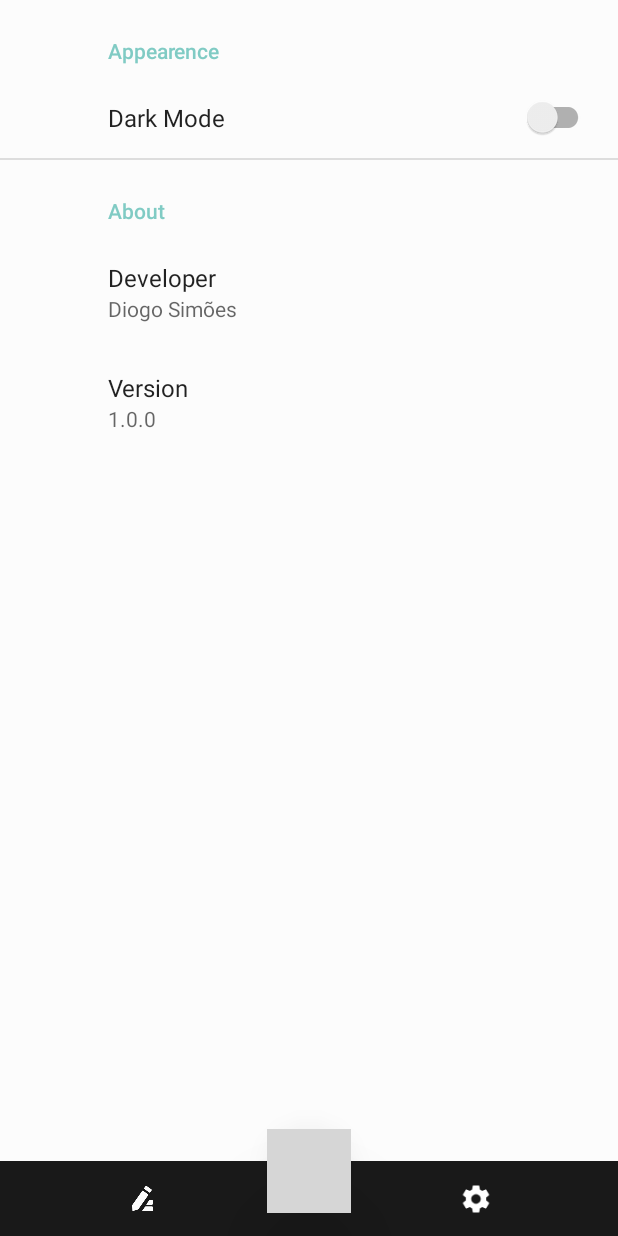
After one commit to AshKetshup/Superb, an Android app: the fragment SettingsFragment placed in its activity, on a phone screen of 412 x 824 dp. The commit adds this screen. Run offline under Robolectric (Android 15) with nearby library versions, the phone set to English and light mode, and no system bars; our stand-ins replace androidx.preference; 2 statements that could not run were skipped; grey boxes are pictures that could not be loaded.

Commit message:
Added start_activity design and programming+ Toolbar design
also:
- fragments (edit and settings)
- added Settings

```diff
--- a/Superb/app/src/main/AndroidManifest.xml
+++ b/Superb/app/src/main/AndroidManifest.xml
@@ -9,6 +9,7 @@
         android:roundIcon="@mipmap/ic_launcher_round"
         android:supportsRtl="true"
         android:theme="@style/Theme.Superb">
+        <activity android:name=".StartActivity"></activity>
         <activity android:name=".MainActivity">
             <intent-filter>
                 <action android:name="android.intent.action.MAIN" />
--- /dev/null
+++ b/Superb/app/src/main/java/pdm/di/ubi/pt/superb/SettingsFragment.java
@@ -0,0 +1,13 @@
+package pdm.di.ubi.pt.superb;
+
+import android.os.Bundle;
+
+import androidx.preference.PreferenceFragmentCompat;
+
+public class SettingsFragment extends PreferenceFragmentCompat {
+
+    @Override
+    public void onCreatePreferences(Bundle savedInstanceState, String rootKey) {
+        setPreferencesFromResource(R.xml.root_preferences, rootKey);
+    }
+}
--- /dev/null
+++ b/Superb/app/src/main/java/pdm/di/ubi/pt/superb/StartActivity.java
@@ -0,0 +1,68 @@
+package pdm.di.ubi.pt.superb;
+
+import androidx.annotation.NonNull;
+import androidx.appcompat.app.AppCompatActivity;
+import androidx.fragment.app.Fragment;
+
+import android.os.Bundle;
+import android.view.View;
+import android.widget.Button;
+import android.widget.ImageView;
+
+import com.google.android.material.floatingactionbutton.FloatingActionButton;
+
+
+public class StartActivity extends AppCompatActivity {
+
+    @Override
+    protected void onCreate(Bundle savedInstanceState) {
+        super.onCreate(savedInstanceState);
+        setContentView(R.layout.activity_start);
+        ImageView editIcon = (ImageView) findViewById(R.id.editIcon);
+        ImageView wrenchIcon = (ImageView) findViewById(R.id.wrenchIcon);
+        FloatingActionButton createButton = (FloatingActionButton) findViewById(R.id.createButton);
+
+        changeFragment(editIcon);
+
+        createButton.setOnClickListener(new View.OnClickListener() {
+            @Override
+            public void onClick(View v) {
+                openDialog();
+            }
+        });
+
+        editIcon.setOnClickListener(new View.OnClickListener() {
+            @Override
+            public void onClick(View v) {
+                changeFragment(editIcon);
+            }
+        });
+
+        wrenchIcon.setOnClickListener(new View.OnClickListener() {
+            @Override
+            public void onClick(View v) {
+                changeFragment(wrenchIcon);
+            }
+        });
+    }
+
+    private void openDialog() {
+        CreateDialogBox createDialog = new CreateDialogBox();
+        createDialog.showNow(getSupportFragmentManager(), "Create Dialog");
+    }
+
+    public void changeFragment(@NonNull ImageView item) {
+        Fragment selectedFragment = null;
+
+        switch (item.getId()) {
+            case R.id.editIcon:
+                selectedFragment = new EditFragment();
+                break;
+            case R.id.wrenchIcon:
+                selectedFragment = new SettingsFragment();
+                break;
+        }
+
+        getSupportFragmentManager().beginTransaction().replace(R.id.fragment_container, selectedFragment).commit();
+    }
+}
--- /dev/null
+++ b/Superb/app/src/main/res/layout/activity_start.xml
@@ -0,0 +1,99 @@
+<?xml version="1.0" encoding="utf-8"?>
+<RelativeLayout xmlns:android="http://schemas.android.com/apk/res/android"
+    xmlns:aapt="http://schemas.android.com/aapt"
+    xmlns:app="http://schemas.android.com/apk/res-auto"
+    android:id="@+id/container"
+    android:layout_width="match_parent"
+    android:layout_height="match_parent"
+    android:background="@color/Light_Background"
+    >
+
+    <FrameLayout
+        android:id="@+id/fragment_container"
+        android:layout_width="match_parent"
+        android:layout_height="match_parent"
+        android:orientation="vertical"
+        android:background="@color/Light_Background"
+        android:layout_above="@id/bottom_navigation"/>
+
+    <LinearLayout
+        android:id="@+id/bottom_navigation"
+        android:elevation="30dp"
+        android:layout_width="match_parent"
+        android:layout_height="wrap_content"
+        android:layout_alignParentBottom="true"
+        android:orientation="vertical">
+        <LinearLayout
+            android:layout_width="match_parent"
+            android:layout_height="50dp"
+            android:background="@color/Light_Background"
+            android:orientation="horizontal">
+            <LinearLayout
+                android:layout_width="0dp"
+                android:layout_height="match_parent"
+                android:layout_weight="1"
+                android:gravity="center"
+                android:elevation="60dp"
+                android:background="@color/Light_OverBackground"
+                android:padding="@dimen/spacing_medium">
+                <LinearLayout
+                    android:layout_width="1dp"
+                    android:layout_height="match_parent"
+                    android:layout_weight="0.45"
+                    android:gravity="center">
+                    <ImageView
+                        android:onClick="onClick"
+                        android:id="@+id/editIcon"
+                        android:focusable="true"
+                        android:clickable="true"
+                        android:layout_width="match_parent"
+                        android:layout_height="match_parent"
+                        android:scaleY="0.5"
+                        android:scaleX="0.5"
+                        android:src="@drawable/ic_writing_pencil"
+                        app:tint="@color/Light_Background" />
+                </LinearLayout>
+                <LinearLayout
+                    android:layout_marginLeft="5dp"
+                    android:layout_marginRight="5dp"
+                    android:layout_width="wrap_content"
+                    android:layout_height="wrap_content"
+                    android:layout_weight="0.1"
+                    android:gravity="center">
+                </LinearLayout>
+                <LinearLayout
+                    android:layout_width="0dp"
+                    android:layout_height="match_parent"
+                    android:layout_weight="0.45"
+                    android:gravity="center">
+                    <ImageView
+                        android:onClick="onClick"
+                        android:id="@+id/wrenchIcon"
+                        android:focusable="true"
+                        android:clickable="true"
+                        android:layout_width="match_parent"
+                        android:layout_height="match_parent"
+                        android:scaleType="center"
+                        android:scaleX="0.9"
+                        android:scaleY="0.9"
+                        android:src="@drawable/ic_settings"
+                        />
+                </LinearLayout>
+            </LinearLayout>
+        </LinearLayout>
+    </LinearLayout>
+    <com.google.android.material.floatingactionbutton.FloatingActionButton
+        android:id="@+id/createButton"
+        android:clickable="true"
+        android:layout_width="wrap_content"
+        android:layout_height="wrap_content"
+        android:layout_marginBottom="15dp"
+        android:layout_alignParentBottom="true"
+        android:layout_centerInParent="true"
+        android:onClick="clickAction"
+        app:backgroundTint="@color/Light_Second_Color"
+        app:fabSize="normal"
+        app:elevation="35dp"
+        app:srcCompat="@drawable/ic_add"
+        android:contentDescription="TODO" />
+</RelativeLayout>
--- a/Superb/app/src/main/res/values/strings.xml
+++ b/Superb/app/src/main/res/values/strings.xml
@@ -2,4 +2,19 @@
     <string name="app_name">Superb</string>
     <string name="BtnClose">Close</string>
     <string name="BtnStart">Start</string>
+    <string name="mensagem">Mensagem</string>
+    <string name="e_mail">E-mail</string>
+    <string name="create">Create</string>
+    <!-- Preference Titles -->
+    <string name="messages_header">About</string>
+    <string name="appearence">Appearence</string>
+
+    <!-- Credits Preferences -->
+    <string name="signature_title">Developer</string>
+    <string name="developer_name">Diogo Simões</string>
+
+    <!-- Dark Mode Preferences -->
+    <string name="dark_mode">Dark Mode</string>
+    <string name="app_version">1.0.0</string>
+
 </resources>
--- /dev/null
+++ b/Superb/app/src/main/res/xml/root_preferences.xml
@@ -0,0 +1,29 @@
+<PreferenceScreen xmlns:app="http://schemas.android.com/apk/res-auto"
+    xmlns:android="http://schemas.android.com/apk/res/android">
+
+    <PreferenceCategory app:title="@string/appearence">
+
+        <SwitchPreferenceCompat
+            app:key="dark_mode"
+            app:title="@string/dark_mode"
+            />
+
+    </PreferenceCategory>
+    <PreferenceCategory app:title="@string/messages_header">
+
+        <EditTextPreference
+            app:key="signature"
+            app:title="@string/signature_title"
+            app:useSimpleSummaryProvider="true"
+            app:defaultValue="@string/developer_name"/>
+
+        <EditTextPreference
+            app:key="version"
+            app:title="Version"
+            app:useSimpleSummaryProvider="true"
+            android:defaultValue="@string/app_version"
+            />
+
+    </PreferenceCategory>
+
+</PreferenceScreen>
```
Also changed, not shown: Superb/app/build.gradle (+6 -1 lines), Superb/app/src/main/java/pdm/di/ubi/pt/superb/MainActivity.java (+22 -12 lines), Superb/app/src/main/res/layout/fragment_edit.xml (added, +18 -0 lines), Superb/app/src/main/res/layout/fragment_settings.xml (added, +19 -0 lines), Superb/app/src/main/res/values/arrays.xml (added, +12 -0 lines).
